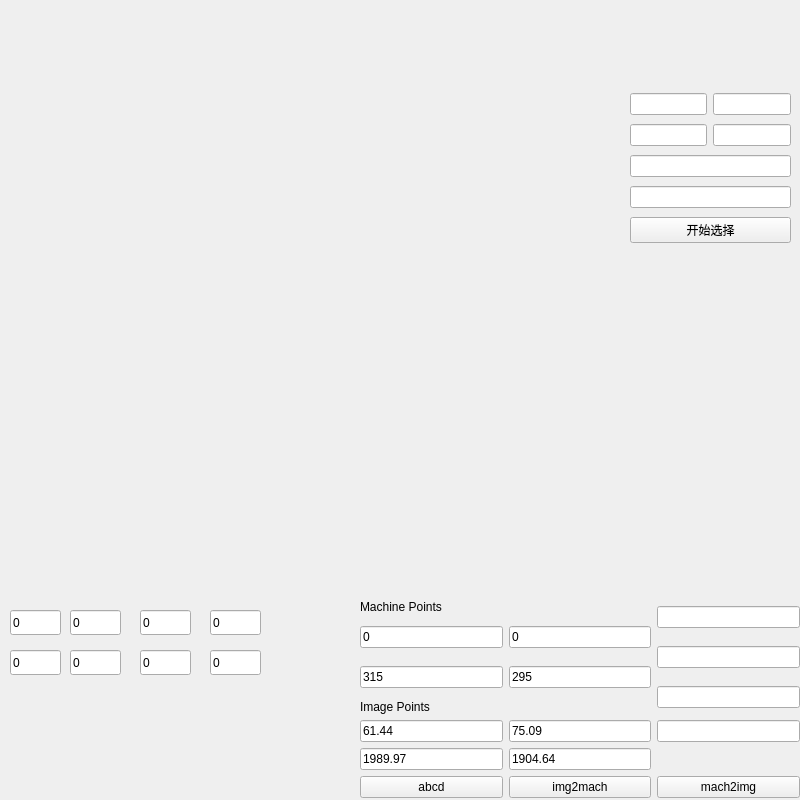
Qt form imgwindow.ui (zouzichun/videoWirain) before a commit.
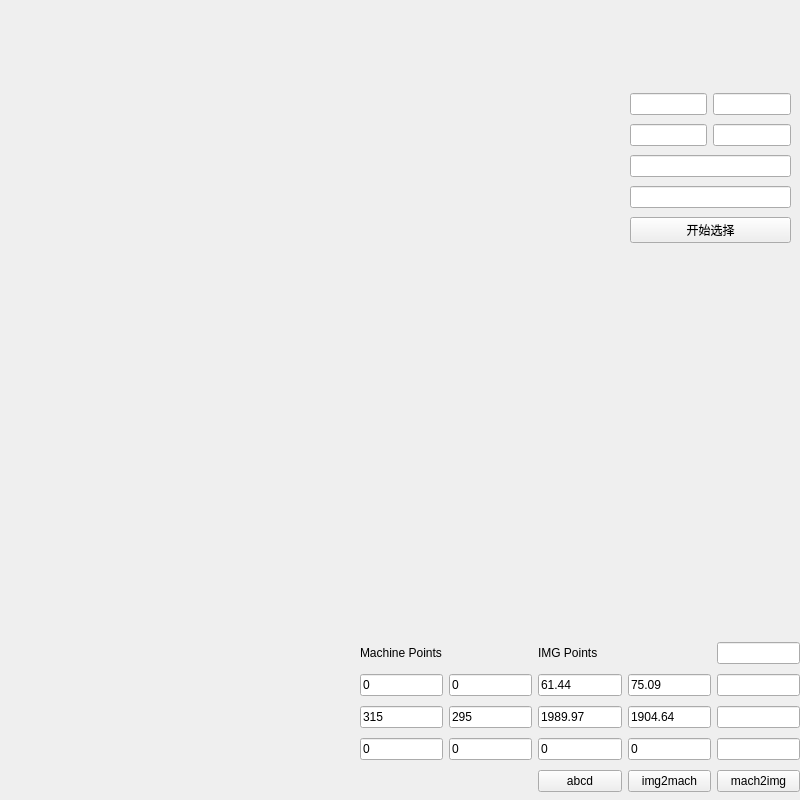
The same form after that commit.

Commit message: fix 6 points in shutong

```diff
--- a/imgwindow.ui
+++ b/imgwindow.ui
@@ -13,19 +13,6 @@
   <property name="windowTitle">
    <string>Form</string>
   </property>
-  <widget class="QLabel" name="img_label">
-   <property name="geometry">
-    <rect>
-     <x>2</x>
-     <y>2</y>
-     <width>600</width>
-     <height>600</height>
-    </rect>
-   </property>
-   <property name="text">
-    <string/>
-   </property>
-  </widget>
   <widget class="QWidget" name="layoutWidget">
    <property name="geometry">
     <rect>
@@ -75,235 +62,172 @@
    <property name="geometry">
     <rect>
      <x>360</x>
-     <y>600</y>
+     <y>638</y>
      <width>440</width>
-     <height>198</height>
+     <height>161</height>
     </rect>
    </property>
    <layout class="QGridLayout" name="gridLayout">
-    <item row="1" column="0" rowspan="2">
-     <widget class="QLineEdit" name="x1_mach">
-      <property name="text">
-       <string>0</string>
-      </property>
-     </widget>
-    </item>
-    <item row="6" column="2">
-     <widget class="QLineEdit" name="d">
-      <property name="text">
-       <string/>
-      </property>
-     </widget>
-    </item>
-    <item row="0" column="0">
-     <widget class="QLabel" name="label">
-      <property name="text">
-       <string>Machine Points</string>
-      </property>
-     </widget>
-    </item>
-    <item row="2" column="2" rowspan="2">
-     <widget class="QLineEdit" name="b">
-      <property name="text">
-       <string/>
-      </property>
-     </widget>
-    </item>
-    <item row="4" column="2" rowspan="2">
-     <widget class="QLineEdit" name="c">
-      <property name="text">
-       <string/>
-      </property>
-     </widget>
-    </item>
-    <item row="6" column="1">
+    <item row="7" column="3">
      <widget class="QLineEdit" name="y1_img">
       <property name="text">
        <string>75.09</string>
       </property>
      </widget>
     </item>
-    <item row="1" column="1" rowspan="2">
-     <widget class="QLineEdit" name="y1_mach">
+    <item row="9" column="2">
+     <widget class="QLineEdit" name="imgrho">
       <property name="text">
        <string>0</string>
       </property>
      </widget>
     </item>
-    <item row="7" column="1">
+    <item row="8" column="3">
      <widget class="QLineEdit" name="y2_img">
       <property name="text">
        <string>1904.64</string>
       </property>
      </widget>
     </item>
-    <item row="7" column="0">
+    <item row="8" column="2">
      <widget class="QLineEdit" name="x2_img">
       <property name="text">
        <string>1989.97</string>
       </property>
      </widget>
     </item>
-    <item row="6" column="0">
+    <item row="7" column="2">
      <widget class="QLineEdit" name="x1_img">
       <property name="text">
        <string>61.44</string>
       </property>
      </widget>
     </item>
-    <item row="0" column="2" rowspan="2">
-     <widget class="QLineEdit" name="a">
-      <property name="text">
-       <string/>
-      </property>
-     </widget>
-    </item>
-    <item row="5" column="0">
-     <widget class="QLabel" name="label_2">
-      <property name="text">
-       <string>Image Points</string>
-      </property>
-     </widget>
-    </item>
-    <item row="3" column="1" rowspan="2">
-     <widget class="QLineEdit" name="y2_mach">
-      <property name="text">
-       <string>295</string>
-      </property>
-     </widget>
-    </item>
-    <item row="8" column="0">
-     <widget class="QPushButton" name="abcd">
-      <property name="text">
-       <string>abcd</string>
-      </property>
-     </widget>
-    </item>
-    <item row="8" column="2">
+    <item row="10" column="4">
      <widget class="QPushButton" name="mach2img">
       <property name="text">
        <string>mach2img</string>
       </property>
      </widget>
     </item>
-    <item row="8" column="1">
+    <item row="10" column="2">
+     <widget class="QPushButton" name="abcd">
+      <property name="text">
+       <string>abcd</string>
+      </property>
+     </widget>
+    </item>
+    <item row="9" column="3">
+     <widget class="QLineEdit" name="imgtheta">
+      <property name="text">
+       <string>0</string>
+      </property>
+     </widget>
+    </item>
+    <item row="10" column="3">
      <widget class="QPushButton" name="img2mach">
       <property name="text">
        <string>img2mach</string>
       </property>
      </widget>
     </item>
-    <item row="3" column="0" rowspan="2">
+    <item row="7" column="0">
+     <widget class="QLineEdit" name="x1_mach">
+      <property name="text">
+       <string>0</string>
+      </property>
+     </widget>
+    </item>
+    <item row="7" column="1">
+     <widget class="QLineEdit" name="y1_mach">
+      <property name="text">
+       <string>0</string>
+      </property>
+     </widget>
+    </item>
+    <item row="8" column="0">
      <widget class="QLineEdit" name="x2_mach">
       <property name="text">
        <string>315</string>
       </property>
      </widget>
     </item>
+    <item row="8" column="1">
+     <widget class="QLineEdit" name="y2_mach">
+      <property name="text">
+       <string>295</string>
+      </property>
+     </widget>
+    </item>
+    <item row="9" column="0">
+     <widget class="QLineEdit" name="machrho">
+      <property name="text">
+       <string>0</string>
+      </property>
+     </widget>
+    </item>
+    <item row="9" column="1">
+     <widget class="QLineEdit" name="machtheta">
+      <property name="text">
+       <string>0</string>
+      </property>
+     </widget>
+    </item>
+    <item row="9" column="4">
+     <widget class="QLineEdit" name="d">
+      <property name="text">
+       <string/>
+      </property>
+     </widget>
+    </item>
+    <item row="8" column="4">
+     <widget class="QLineEdit" name="c">
+      <property name="text">
+       <string/>
+      </property>
+     </widget>
+    </item>
+    <item row="7" column="4">
+     <widget class="QLineEdit" name="b">
+      <property name="text">
+       <string/>
+      </property>
+     </widget>
+    </item>
+    <item row="6" column="4">
+     <widget class="QLineEdit" name="a">
+      <property name="text">
+       <string/>
+      </property>
+     </widget>
+    </item>
+    <item row="6" column="2">
+     <widget class="QLabel" name="label_2">
+      <property name="text">
+       <string>IMG Points</string>
+      </property>
+     </widget>
+    </item>
+    <item row="6" column="0">
+     <widget class="QLabel" name="label">
+      <property name="text">
+       <string>Machine Points</string>
+      </property>
+     </widget>
+    </item>
    </layout>
   </widget>
-  <widget class="QLineEdit" name="x1_mach_2">
+  <widget class="QLabel" name="img_label">
    <property name="geometry">
     <rect>
      <x>10</x>
-     <y>610</y>
-     <width>51</width>
-     <height>25</height>
+     <y>10</y>
+     <width>600</width>
+     <height>600</height>
     </rect>
    </property>
    <property name="text">
-    <string>0</string>
-   </property>
-  </widget>
-  <widget class="QLineEdit" name="x1_mach_3">
-   <property name="geometry">
-    <rect>
-     <x>70</x>
-     <y>610</y>
-     <width>51</width>
-     <height>25</height>
-    </rect>
-   </property>
-   <property name="text">
-    <string>0</string>
-   </property>
-  </widget>
-  <widget class="QLineEdit" name="x1_mach_4">
-   <property name="geometry">
-    <rect>
-     <x>140</x>
-     <y>610</y>
-     <width>51</width>
-     <height>25</height>
-    </rect>
-   </property>
-   <property name="text">
-    <string>0</string>
-   </property>
-  </widget>
-  <widget class="QLineEdit" name="x1_mach_5">
-   <property name="geometry">
-    <rect>
-     <x>210</x>
-     <y>610</y>
-     <width>51</width>
-     <height>25</height>
-    </rect>
-   </property>
-   <property name="text">
-    <string>0</string>
-   </property>
-  </widget>
-  <widget class="QLineEdit" name="x1_mach_6">
-   <property name="geometry">
-    <rect>
-     <x>10</x>
-     <y>650</y>
-     <width>51</width>
-     <height>25</height>
-    </rect>
-   </property>
-   <property name="text">
-    <string>0</string>
-   </property>
-  </widget>
-  <widget class="QLineEdit" name="x1_mach_7">
-   <property name="geometry">
-    <rect>
-     <x>70</x>
-     <y>650</y>
-     <width>51</width>
-     <height>25</height>
-    </rect>
-   </property>
-   <property name="text">
-    <string>0</string>
-   </property>
-  </widget>
-  <widget class="QLineEdit" name="x1_mach_8">
-   <property name="geometry">
-    <rect>
-     <x>140</x>
-     <y>650</y>
-     <width>51</width>
-     <height>25</height>
-    </rect>
-   </property>
-   <property name="text">
-    <string>0</string>
-   </property>
-  </widget>
-  <widget class="QLineEdit" name="x1_mach_9">
-   <property name="geometry">
-    <rect>
-     <x>210</x>
-     <y>650</y>
-     <width>51</width>
-     <height>25</height>
-    </rect>
-   </property>
-   <property name="text">
-    <string>0</string>
+    <string/>
    </property>
   </widget>
  </widget>
```
The commit also changes 3 other files.
